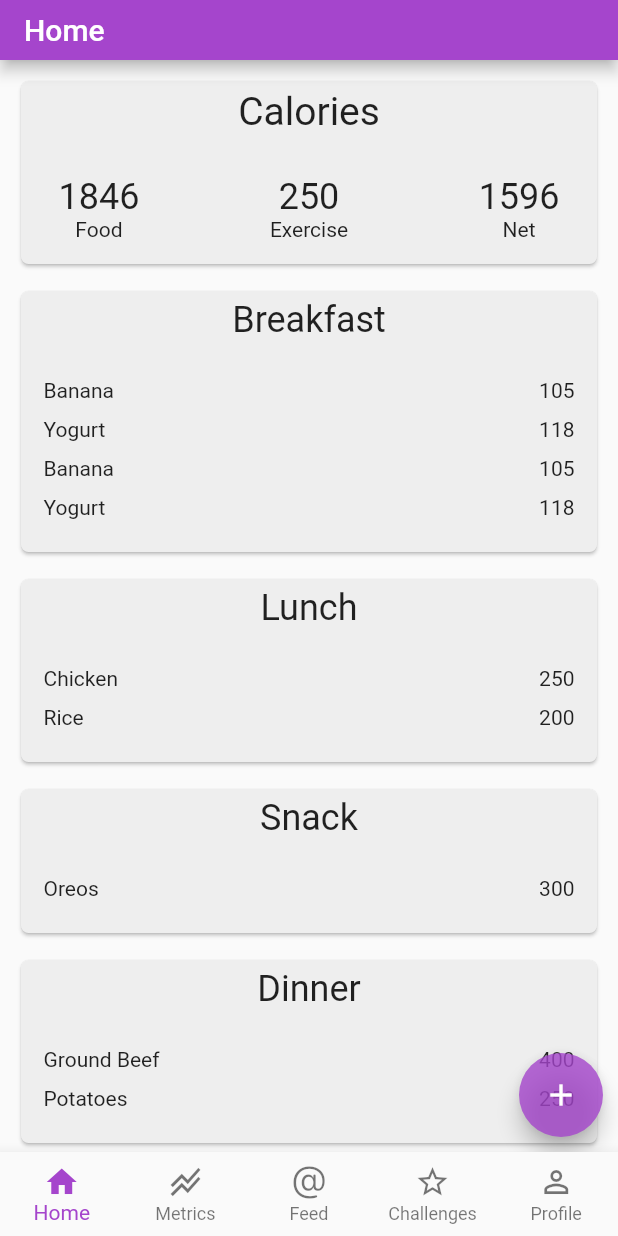
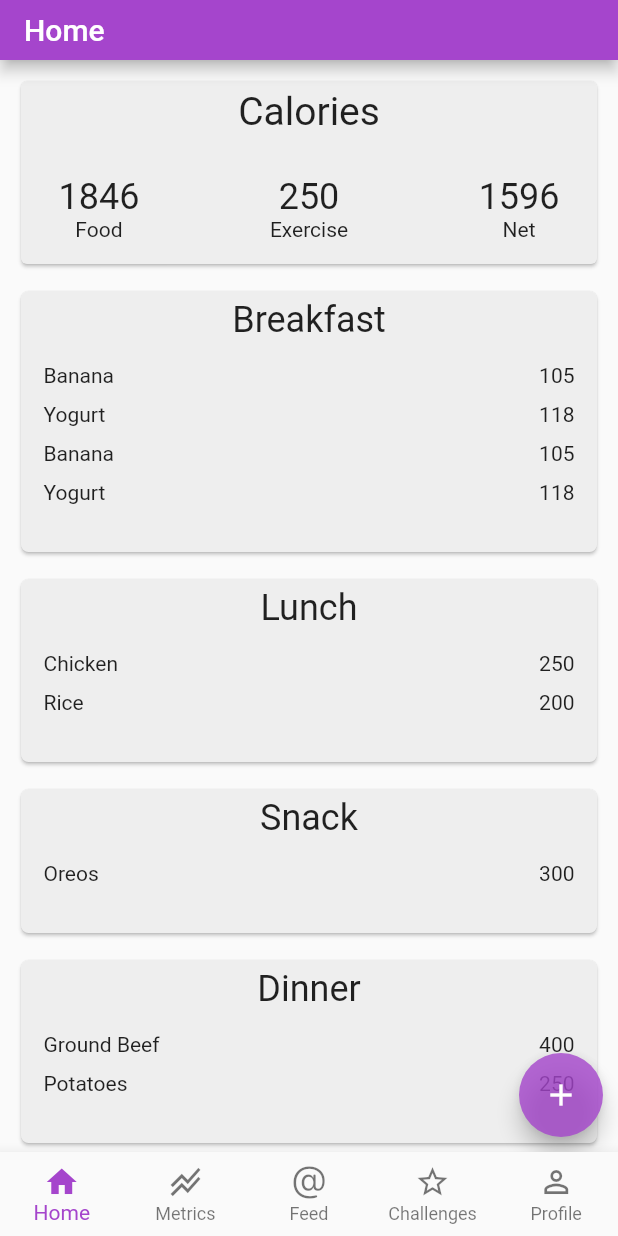
Before and after one commit to bakhtw1/Trifit, a Flutter app: the screen it shows after launch, on a phone screen of 412 x 824 dp. Run offline on Flutter 3.47's test engine with Material 2 defaults, Android fonts, the phone set to English and light mode, and no system bars.

Commit message:
Minor touch-ups

```diff
--- a/lib/Screens/home.dart
+++ b/lib/Screens/home.dart
@@ -27,7 +27,6 @@ class _HomePageState extends State<HomePage> {
             mainAxisAlignment: MainAxisAlignment.start,
             children: <Widget>[
               calorieSummary(mealData),
-              //SizedBox(height: 20),
               Expanded(child:ListView(
                 shrinkWrap: true,
                 children: mealSummaries
@@ -83,10 +82,6 @@ class _HomePageState extends State<HomePage> {
       child: SizedBox.expand(
         child: Card (
           color: Color(0xFFEEEEEE),
-          shape: RoundedRectangleBorder(
-           // side: BorderSide(color: tfStyle.trifitColor[900]!, width: 2),
-            borderRadius: BorderRadius.circular(5)
-          ),
           child: Padding(padding: EdgeInsets.all(5),
             child: Column(
               mainAxisAlignment: MainAxisAlignment.spaceBetween,
@@ -143,7 +138,7 @@ class _HomePageState extends State<HomePage> {
                 mainAxisAlignment: MainAxisAlignment.start,
                 children: [
                   Text(meal["type"] as String, style: tfStyle.homeCardTitleTextStyle),
-                  SizedBox(height: 20),
+                  SizedBox(height: 10),
                   Column(children: items)
                 ],
 
```
